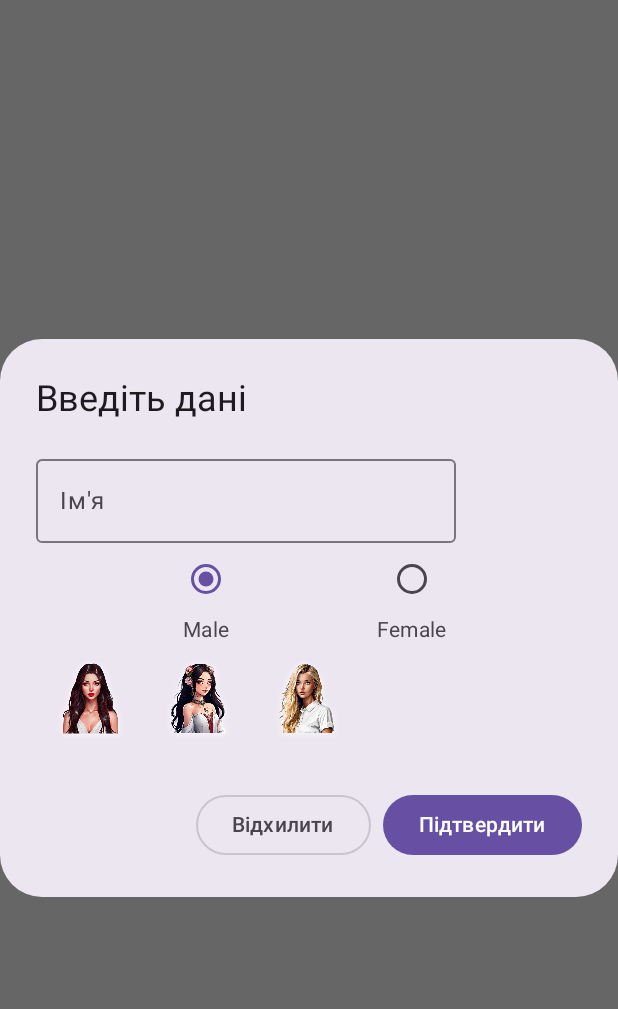
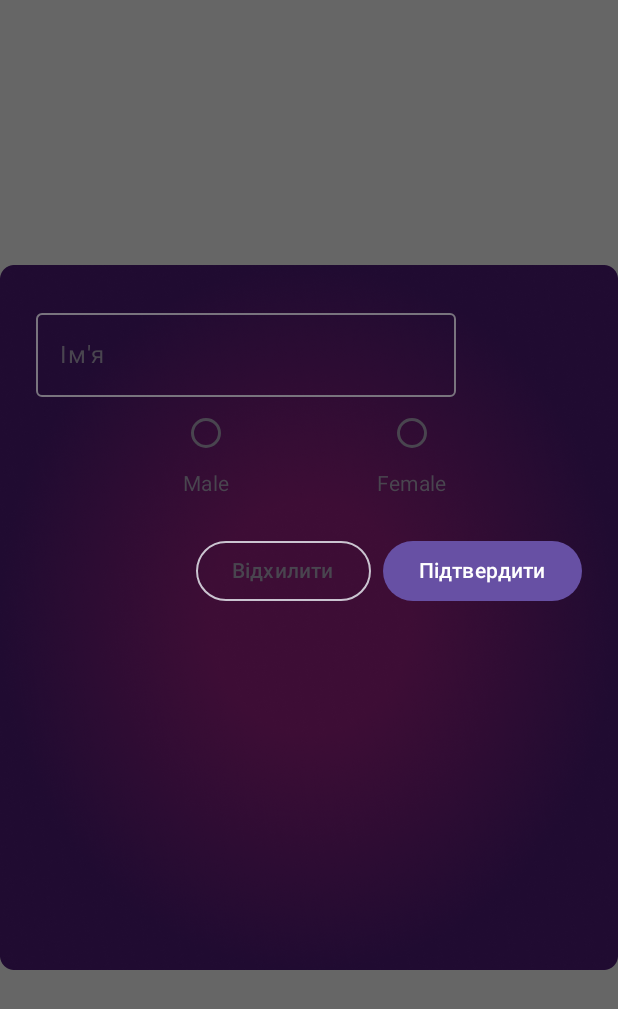
Before and after one commit to Paregeha/TruthOrAction, an Android app built with Jetpack Compose: the @Preview function SettingPlayerDialogPreview, on a phone screen of 412 x 824 dp. Shown: the top 1009 px of the screen. Run offline under Robolectric (Android 15) with nearby library versions, the phone set to English and light mode, and no system bars.

Commit message:
0.1.2 version

```diff
--- a/app/src/main/java/com/example/truthoraction/Screens/SettingPlayerDialog.kt
+++ b/app/src/main/java/com/example/truthoraction/Screens/SettingPlayerDialog.kt
@@ -2,7 +2,7 @@ package com.example.truthoraction.Screens
 
 import androidx.compose.animation.core.animateDpAsState
 import androidx.compose.foundation.Image
-import androidx.compose.foundation.background
+import androidx.compose.foundation.border
 import androidx.compose.foundation.clickable
 import androidx.compose.foundation.layout.Arrangement
 import androidx.compose.foundation.layout.Box
@@ -15,10 +15,8 @@ import androidx.compose.foundation.layout.size
 import androidx.compose.foundation.layout.width
 import androidx.compose.foundation.lazy.LazyRow
 import androidx.compose.foundation.lazy.items
-import androidx.compose.foundation.shape.CircleShape
 import androidx.compose.material3.AlertDialog
 import androidx.compose.material3.Button
-import androidx.compose.material3.Checkbox
 import androidx.compose.material3.OutlinedButton
 import androidx.compose.material3.OutlinedTextField
 import androidx.compose.material3.RadioButton
@@ -31,7 +29,7 @@ import androidx.compose.runtime.remember
 import androidx.compose.runtime.setValue
 import androidx.compose.ui.Alignment
 import androidx.compose.ui.Modifier
-import androidx.compose.ui.draw.clip
+import androidx.compose.ui.draw.paint
 import androidx.compose.ui.graphics.Color
 import androidx.compose.ui.res.painterResource
 import androidx.compose.ui.tooling.preview.Preview
@@ -45,23 +43,31 @@ fun SettingPlayerDialog(
     dataIcons: List<Int>
 ) {
     var name by remember { mutableStateOf("") }
-    var selectedGender by remember { mutableStateOf("Male") } // За замовчуванням обрано Male
+    var selectedGender by remember { mutableStateOf("") } // За замовчуванням обрано Male
     var selectedIcon by remember { mutableStateOf<Int?>(null) } // Зберігаємо ID вибраної іконки
 
 
-    val dataIcons = remember {
+    val dataIconsFemale = remember {
         mutableStateListOf(
             R.drawable.beautygirl1_1,
             R.drawable.beautygirl1_2,
             R.drawable.beautygirl1_3
         )
     }
+    val dataIconsMale = remember {
+        mutableStateListOf(
+            R.drawable.beautygirl1_1,
+        )
+    }
 
     AlertDialog(
+        modifier = Modifier
+            .paint(painter = painterResource(id = R.drawable.theme_dialog)),
+        containerColor = Color.Transparent,
         onDismissRequest = onDismiss,
-        title = { Text(text = "Введіть дані") },
         text = {
-            Column {
+            Column(
+            ) {
                 OutlinedTextField(
                     value = name,
                     onValueChange = { name = it },
@@ -87,12 +93,22 @@ fun SettingPlayerDialog(
                 LazyRow(
                     modifier = Modifier.fillMaxWidth()
                 ) {
-                    items(dataIcons) { iconId ->
-                        IconSelectable(
-                            iconId = iconId,
-                            isSelected = selectedIcon == iconId,
-                            onClick = { selectedIcon = iconId }
-                        )
+                    if (selectedGender == "Female") {
+                        items(dataIconsFemale) { iconId ->
+                            IconSelectable(
+                                iconId = iconId,
+                                isSelected = selectedIcon == iconId,
+                                onClick = { selectedIcon = iconId }
+                            )
+                        }
+                    } else if(selectedGender == "Male"){
+                        items(dataIconsMale) { iconId ->
+                            IconSelectable(
+                                iconId = iconId,
+                                isSelected = selectedIcon == iconId,
+                                onClick = { selectedIcon = iconId }
+                            )
+                        }
                     }
                 }
             }
@@ -143,7 +159,7 @@ fun IconSelectable(
     Box(
         modifier = Modifier
             .padding(4.dp)
-            .size(iconSize) // Використовуємо анімований розмір
+            .size(72.dp) // Використовуємо анімований розмір
             .clickable { onClick() },
         contentAlignment = Alignment.Center
     ) {
```
